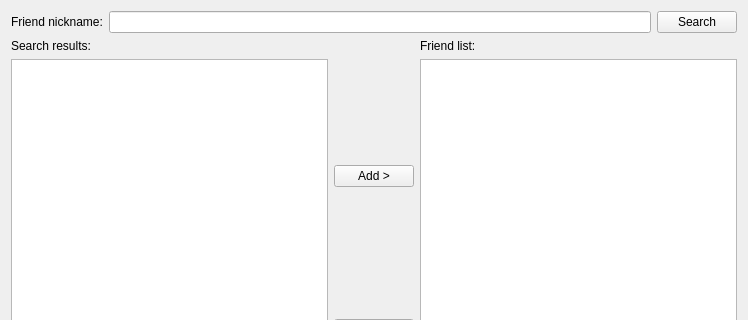
Before: the Qt Designer form resources/addFriend.ui in tomsoonn/SplitWise, drawn with Qt 5; both pictures show x 0 to 748 and y 0 to 320 of the 748 by 508 pixel window.
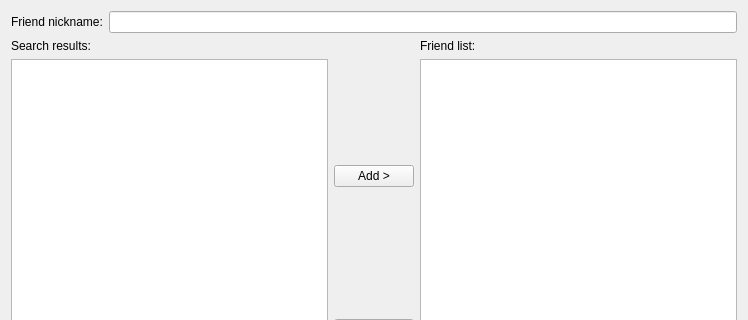
After: the same form once the commit is applied.

Commit message: add login dialog, friends view, bill view

Patch:
```diff
--- a/resources/addFriend.ui
+++ b/resources/addFriend.ui
@@ -24,12 +24,9 @@
       </widget>
      </item>
      <item>
-      <widget class="QLineEdit" name="lineEdit"/>
-     </item>
-     <item>
-      <widget class="QPushButton" name="pushButton">
-       <property name="text">
-        <string>Search</string>
+      <widget class="QLineEdit" name="lineEdit">
+       <property name="clearButtonEnabled">
+        <bool>true</bool>
        </property>
       </widget>
      </item>
```
Left out of the diff: 8 changed lines with no effect on the pictures. The commit also changes 16 other files.
